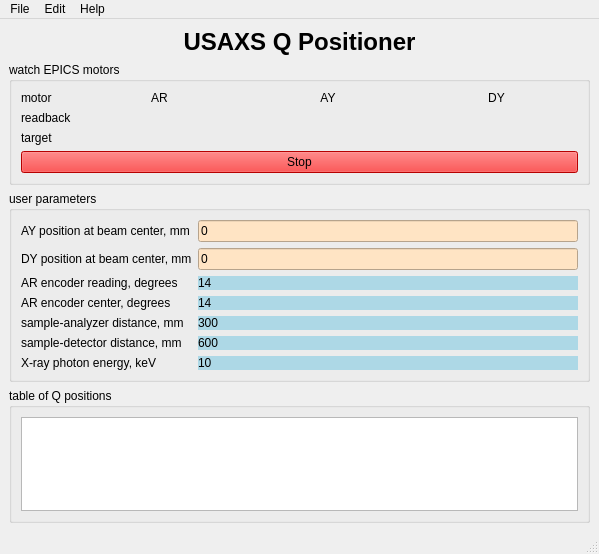
Old version of the form qToolUsaxs/qToolUsaxs.ui in the repository APS-USAXS/tools.
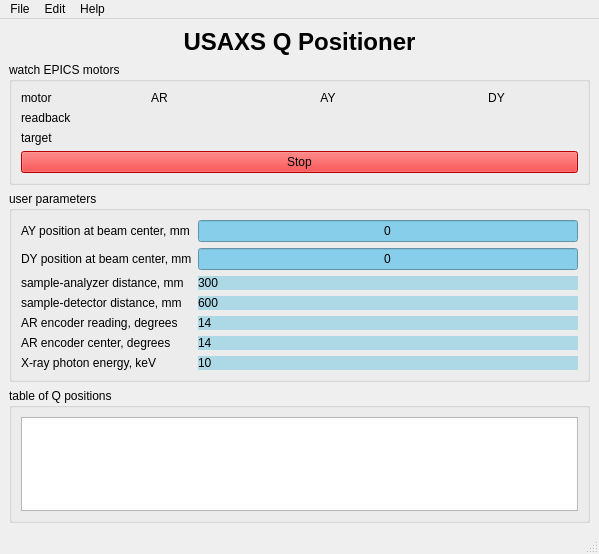
New version of the form. Icons and pictures are not drawn.

Commit message: refs BCDA_09ID-11: resolved 'connected' text by revising bcdaqwidgets, re-arranged GUI widgets

Patch:
```diff
--- a/qToolUsaxs/qToolUsaxs.ui
+++ b/qToolUsaxs/qToolUsaxs.ui
@@ -149,14 +149,14 @@
            </property>
           </widget>
          </item>
-         <item row="2" column="0">
+         <item row="4" column="0">
           <widget class="QLabel" name="label_9">
            <property name="text">
             <string>AR encoder reading, degrees</string>
            </property>
           </widget>
          </item>
-         <item row="3" column="0">
+         <item row="5" column="0">
           <widget class="QLabel" name="label_10">
            <property name="text">
             <string>AR encoder center, degrees</string>
@@ -166,24 +166,30 @@
          <item row="0" column="1">
           <widget class="QLineEdit" name="w_AY0_user">
            <property name="styleSheet">
-            <string notr="true">background-color: bisque;</string>
+            <string notr="true">background-color: skyblue;</string>
            </property>
            <property name="text">
             <string>0</string>
            </property>
+           <property name="alignment">
+            <set>Qt::AlignCenter</set>
+           </property>
           </widget>
          </item>
          <item row="1" column="1">
           <widget class="QLineEdit" name="w_DY0_user">
            <property name="styleSheet">
-            <string notr="true">background-color: bisque;</string>
+            <string notr="true">background-color: skyblue;</string>
            </property>
            <property name="text">
             <string>0</string>
            </property>
+           <property name="alignment">
+            <set>Qt::AlignCenter</set>
+           </property>
           </widget>
          </item>
-         <item row="2" column="1">
+         <item row="4" column="1">
           <widget class="QLabel" name="w_ARenc">
            <property name="styleSheet">
             <string notr="true">background-color: lightblue;</string>
@@ -193,7 +199,7 @@
            </property>
           </widget>
          </item>
-         <item row="3" column="1">
+         <item row="5" column="1">
           <widget class="QLabel" name="w_ARenc0">
            <property name="styleSheet">
             <string notr="true">background-color: lightblue;</string>
@@ -203,14 +209,14 @@
            </property>
           </widget>
          </item>
-         <item row="4" column="0">
+         <item row="2" column="0">
           <widget class="QLabel" name="label_12">
            <property name="text">
             <string>sample-analyzer distance, mm</string>
            </property>
           </widget>
          </item>
-         <item row="4" column="1">
+         <item row="2" column="1">
           <widget class="QLabel" name="w_SAD">
            <property name="styleSheet">
             <string notr="true">background-color: lightblue;</string>
@@ -220,14 +226,14 @@
            </property>
           </widget>
          </item>
-         <item row="5" column="0">
+         <item row="3" column="0">
           <widget class="QLabel" name="label_11">
            <property name="text">
             <string>sample-detector distance, mm</string>
            </property>
           </widget>
          </item>
-         <item row="5" column="1">
+         <item row="3" column="1">
           <widget class="QLabel" name="w_SDD">
            <property name="styleSheet">
             <string notr="true">background-color: lightblue;</string>
```
The commit also changes 1 other file.
